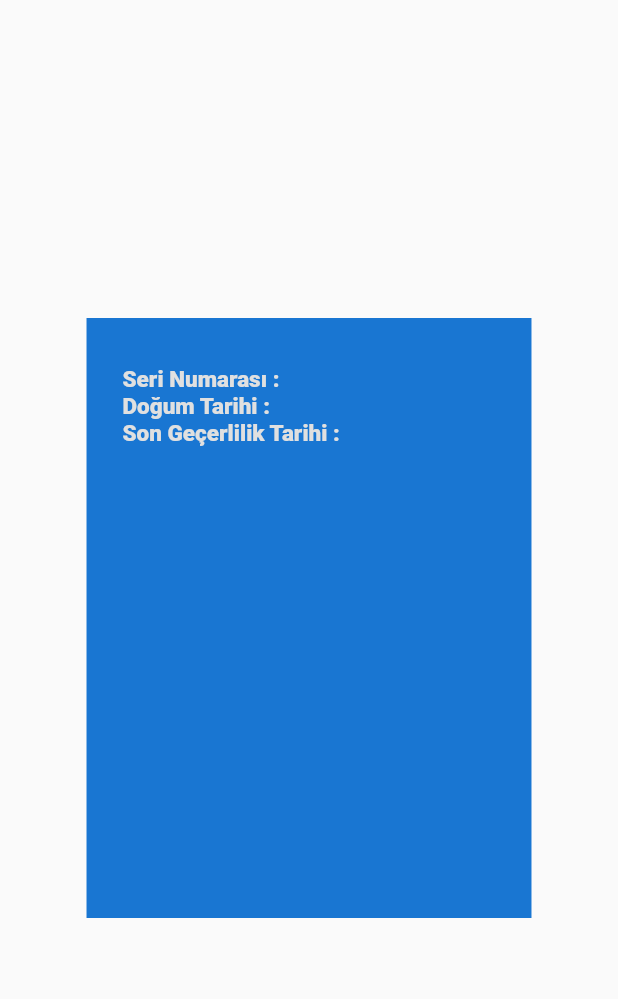
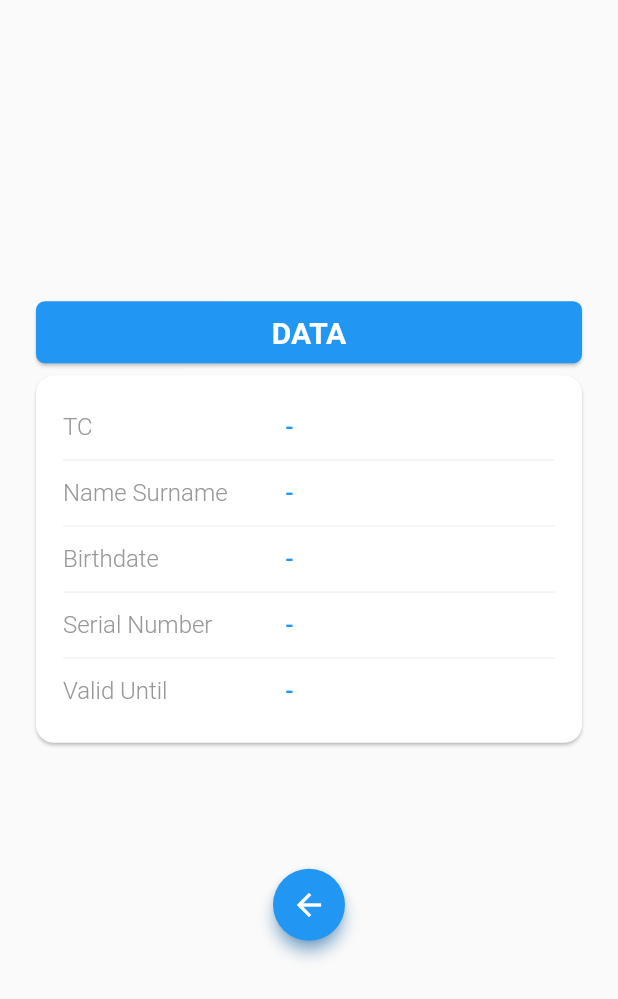
Before and after one commit to githuseyingur/text_recognition_from_tc_identity_card, a Flutter app: the IdDetailPage screen opened directly, on a phone screen of 412 x 824 dp. Shown: the top 999 px of the screen. Run offline on Flutter 3.47's test engine with Material 2 defaults, Android fonts, the phone set to English and light mode, and no system bars; our stand-ins replace get, lottie, permission_handler; missing offline and left inert: barcode_finder, edge_detection, google_mlkit_text_recognition.

Commit message:
updated project & design

```diff
--- a/lib/main.dart
+++ b/lib/main.dart
@@ -1,6 +1,4 @@
 import 'package:flutter/material.dart';
-import 'package:flutter/services.dart';
-import 'package:fluttertoast/fluttertoast.dart';
 import 'package:get/get.dart';
 
 import 'views/home_page.dart';
@@ -19,8 +17,8 @@ class MyApp extends StatelessWidget {
       theme: ThemeData(
         primarySwatch: Colors.lightBlue,
         visualDensity: VisualDensity.adaptivePlatformDensity,
-        primaryTextTheme: TextTheme(
-          headline6: TextStyle(color: Colors.white),
+        primaryTextTheme: const TextTheme(
+          titleLarge: TextStyle(color: Colors.white),
         ),
       ),
       home: const HomePage(),
--- a/lib/views/id_detail_page.dart
+++ b/lib/views/id_detail_page.dart
@@ -1,72 +1,208 @@
 import 'package:flutter/material.dart';
 import 'package:get/get.dart';
 
-import '../controllers/home_page_controller.dart';
+import '../controllers/extract_data_controller.dart';
 
 class IdDetailPage extends StatelessWidget {
   IdDetailPage({super.key});
-  HomePageController homePageController = Get.put(HomePageController());
+  ExtractDataController extractDataController =
+      Get.put(ExtractDataController());
 
+  TextStyle profileSettingsStyle = const TextStyle(
+    fontSize: 16,
+    fontWeight: FontWeight.w300,
+    color: Color(0xff979797),
+  );
+  TextStyle userInfoStyle = const TextStyle(
+    fontSize: 16,
+    fontWeight: FontWeight.w500,
+    color: Colors.blue,
+  );
   @override
   Widget build(BuildContext context) {
     return Scaffold(
-      body: Center(
-        child: Container(
-          padding: const EdgeInsets.symmetric(horizontal: 24, vertical: 32),
-          color: Colors.blue[700],
-          width: MediaQuery.of(context).size.width * 0.72,
-          height: 400,
-          child: Column(
-              mainAxisAlignment: MainAxisAlignment.start,
-              crossAxisAlignment: CrossAxisAlignment.start,
-              children: [
-                Text.rich(TextSpan(
-                    text: 'Seri Numarası : ',
+      body: Column(
+        mainAxisAlignment: MainAxisAlignment.center,
+        children: [
+          Padding(
+            padding: const EdgeInsets.symmetric(vertical: 0, horizontal: 20),
+            child: SizedBox(
+              width: MediaQuery.of(context).size.width,
+              height: MediaQuery.of(context).size.height * 0.06,
+              child: Card(
+                color: Colors.blue,
+                shape: RoundedRectangleBorder(
+                  borderRadius: BorderRadius.circular(6.0),
+                ),
+                child: const Center(
+                  child: Text(
+                    "DATA",
                     style: TextStyle(
-                        fontSize: 15,
-                        fontWeight: FontWeight.w800,
-                        color: Colors.grey[300]),
-                    children: <InlineSpan>[
-                      TextSpan(
-                        text: homePageController.idSerialNumber.value,
-                        style: TextStyle(
-                            fontSize: 15,
-                            fontWeight: FontWeight.w500,
-                            color: Colors.grey[300]),
-                      )
-                    ])),
-                Text.rich(TextSpan(
-                    text: 'Doğum Tarihi : ',
-                    style: TextStyle(
-                        fontSize: 15,
-                        fontWeight: FontWeight.w800,
-                        color: Colors.grey[300]),
-                    children: <InlineSpan>[
-                      TextSpan(
-                        text: homePageController.idBirthdate.value,
-                        style: TextStyle(
-                            fontSize: 15,
-                            fontWeight: FontWeight.w500,
-                            color: Colors.grey[300]),
-                      )
-                    ])),
-                Text.rich(TextSpan(
-                    text: 'Son Geçerlilik Tarihi : ',
-                    style: TextStyle(
-                        fontSize: 15,
-                        fontWeight: FontWeight.w800,
-                        color: Colors.grey[300]),
-                    children: <InlineSpan>[
-                      TextSpan(
-                        text: homePageController.idValidUntil.value,
-                        style: TextStyle(
-                            fontSize: 15,
-                            fontWeight: FontWeight.w500,
-                            color: Colors.grey[300]),
-                      )
-                    ])),
-              ]),
-        ),
+                      fontSize: 20,
+                      fontWeight: FontWeight.w600,
+                      color: Colors.white,
+                    ),
+                  ),
+                ),
+              ),
+            ),
+          ),
+          Padding(
+            padding: const EdgeInsets.symmetric(vertical: 0, horizontal: 20),
+            child: Card(
+              color: Colors.white,
+              shape: RoundedRectangleBorder(
+                borderRadius: BorderRadius.circular(12.0),
+              ),
+              child: Padding(
+                padding:
+                    const EdgeInsets.symmetric(horizontal: 18, vertical: 25),
+                child: Column(
+                  children: [
+                    Row(
+                      children: [
+                        SizedBox(
+                            width: MediaQuery.of(context).size.width * 0.36,
+                            child: Text(
+                              "TC",
+                              style: profileSettingsStyle,
+                            )),
+                        Text(
+                          extractDataController.idTCKN.value == ''
+                              ? "-"
+                              : extractDataController.idTCKN.value,
+                          style: userInfoStyle,
+                        )
+                      ],
+                    ),
+                    const SizedBox(
+                      height: 12,
+                    ),
+                    const Divider(
+                      color: Color(0xFFEDECEC),
+                      height: 1,
+                    ),
+                    const SizedBox(
+                      height: 12,
+                    ),
+                    Row(
+                      children: [
+                        SizedBox(
+                            width: MediaQuery.of(context).size.width * 0.36,
+                            child: Text(
+                              "Name Surname",
+                              style: profileSettingsStyle,
+                            )),
+                        Text(
+                          '${extractDataController.idName.value} ${extractDataController.idSurname.value}' ==
+                                  ' '
+                              ? '-'
+                              : '${extractDataController.idName.value} ${extractDataController.idSurname.value}',
+                          style: userInfoStyle,
+                        )
+                      ],
+                    ),
+                    const SizedBox(
+                      height: 12,
+                    ),
+                    const Divider(
+                      color: Color(0xFFEDECEC),
+                      height: 1,
+                    ),
+                    const SizedBox(
+                      height: 12,
+                    ),
+                    Row(
+                      children: [
+                        SizedBox(
+                            width: MediaQuery.of(context).size.width * 0.36,
+                            child: Text(
+                              "Birthdate",
+                              style: profileSettingsStyle,
+                            )),
+                        Text(
+                          extractDataController.idBirthdate.value == ''
+                              ? '-'
+                              : extractDataController.idBirthdate.value,
+                          style: userInfoStyle,
+                        )
+                      ],
+                    ),
+                    const SizedBox(
+                      height: 12,
+                    ),
+                    const Divider(
+                      color: Color(0xFFEDECEC),
+                      height: 1,
+                    ),
+                    const SizedBox(
+                      height: 12,
+                    ),
+                    Row(
+                      children: [
+                        SizedBox(
+                            width: MediaQuery.of(context).size.width * 0.36,
+                            child: Text(
+                              "Serial Number",
+                              style: profileSettingsStyle,
+                            )),
+                        Text(
+                          extractDataController.idSerialNumber.value == ''
+                              ? '-'
+                              : extractDataController.idSerialNumber.value,
+                          style: userInfoStyle,
+                        )
+                      ],
+                    ),
+                    const SizedBox(
+                      height: 12,
+                    ),
+                    const Divider(
+                      color: Color(0xFFEDECEC),
+                      height: 1,
+                    ),
+                    const SizedBox(
+                      height: 12,
+                    ),
+                    Row(
+                      children: [
+                        SizedBox(
+                            width: MediaQuery.of(context).size.width * 0.36,
+                            child: Text(
+                              "Valid Until",
+                              style: profileSettingsStyle,
+                            )),
+                        Text(
+                          extractDataController.idValidUntil.value == ''
+                              ? "-"
+                              : extractDataController.idValidUntil.value,
+                          style: userInfoStyle,
+                        )
+                      ],
+                    ),
+                  ],
+                ),
+              ),
+            ),
+          ),
+          const SizedBox(
+            height: 80,
+          ),
+          ElevatedButton(
+              style: ElevatedButton.styleFrom(
+                  backgroundColor: Colors.blue,
+                  shape: const CircleBorder(),
+                  elevation: 4,
+                  shadowColor: Colors.blue,
+                  minimumSize: Size.fromRadius(24)),
+              onPressed: () {
+                Get.back();
+              },
+              child: const Icon(
+                Icons.arrow_back,
+                color: Colors.white,
+              ))
+        ],
       ),
     );
   }
```
Also changed, not shown: lib/controllers/extract_data_controller.dart (renamed from lib/controllers/home_page_controller.dart, +99 -12 lines), lib/views/home_page.dart (+62 -46 lines), pubspec.yaml (+7 -17 lines), 1 other file.
